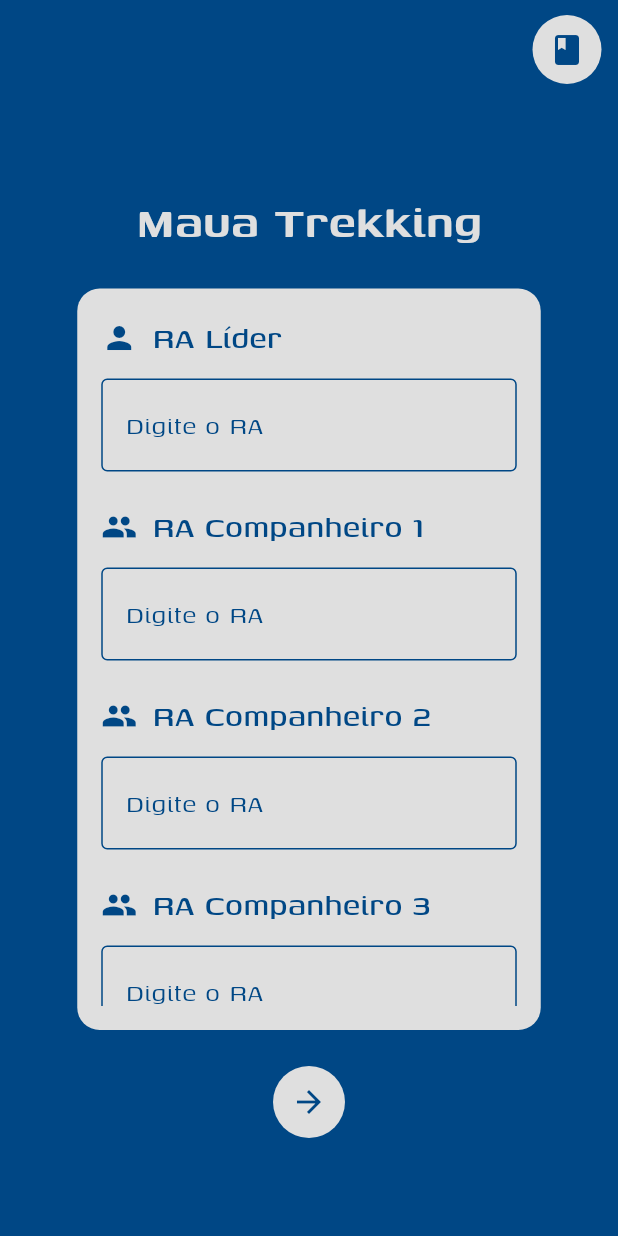
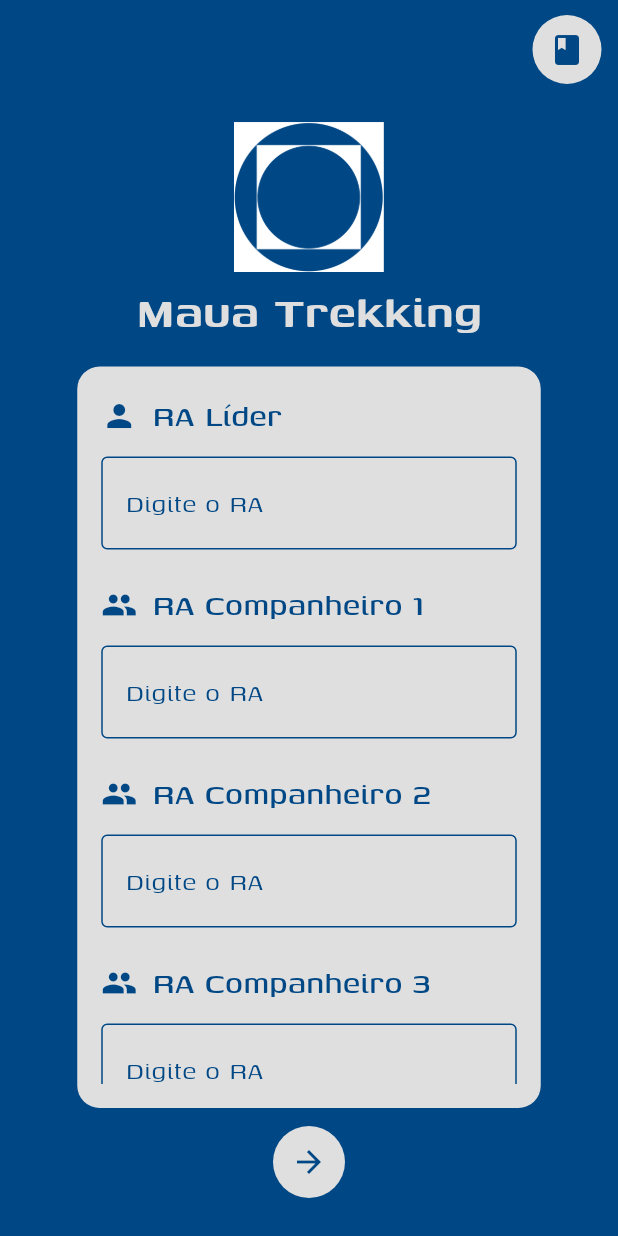
Before and after one commit to Uper05/PI-4S.MauaTrekking, a Flutter app: the screen it shows after launch, on a phone screen of 412 x 824 dp. Run offline on Flutter 3.47's test engine with Material 3 defaults, Android fonts, the phone set to English and light mode, and no system bars; our stand-ins replace app_links, cloud_firestore, firebase_core, firebase_storage; missing offline and left inert: mobile_scanner; accounts and stored records are empty.

Commit message:
Atualização da tela de Trekking e Tentativa de logo
Atualização da tela de trekking agora possuindo alinhamento  no botão de scanner e permitindo o usuário scrollar pela imagem de trekking.

Tentiva de implementação de logo porém ocorreu uma falha quen deixa o logo preto

```diff
--- a/maua_trecking_project/lib/src/mixins/controllermixin.dart
+++ b/maua_trecking_project/lib/src/mixins/controllermixin.dart
@@ -7,9 +7,9 @@ mixin class Controllermixin {
     List<String> valores = controllers.map((controller) => controller.text).toList();
 
     // Salva a equipe e armazena o ID da equipe no backend
-    await salvarEquipe(valores);
+    //await salvarEquipe(valores);
     // Salva o horário de início no backend
-    registrarHora();
+    //registrarHora();
 
     // Navega para a próxima tela
     Navigator.pushNamed(context, '/telaTrekking');
--- a/maua_trecking_project/lib/src/screens/homemobilescreen.dart
+++ b/maua_trecking_project/lib/src/screens/homemobilescreen.dart
@@ -41,7 +41,9 @@ class MobileLayoutState extends State<MobileLayout> with ListaMixin, Controllerm
         ],
       ),
       body: Center(
+        child: SingleChildScrollView(
           child: Column(mainAxisAlignment: MainAxisAlignment.center, children: [
+            SizedBox(height: 100,width: 100,child: Image.asset('images/LogoIMTBranco.png')),
             const Text("Maua Trekking",
                 style: TextStyle(
                   fontSize: 36.0,
@@ -49,7 +51,7 @@ class MobileLayoutState extends State<MobileLayout> with ListaMixin, Controllerm
                   fontVariations: [FontVariation('wght', 600.0)],
                 )),
             Padding(
-            padding: const EdgeInsets.only(top: 20.0),
+              padding: const EdgeInsets.only(top: 12.0),
               child: SizedBox(
                 width: screenWidth * 0.75,
                 height: screenHeight * 0.60,
@@ -87,7 +89,7 @@ class MobileLayoutState extends State<MobileLayout> with ListaMixin, Controllerm
               ),
             ),
             Padding(
-              padding: const EdgeInsets.only(top: 24.0),
+                padding: const EdgeInsets.only(top: 12.0),
                 child: Container(
                   decoration:
                   const BoxDecoration(
@@ -103,6 +105,7 @@ class MobileLayoutState extends State<MobileLayout> with ListaMixin, Controllerm
                 ))
           ]),
         ),
+      ),
     );
   }
 }
--- a/maua_trecking_project/lib/src/screens/teachermobilescreen.dart
+++ b/maua_trecking_project/lib/src/screens/teachermobilescreen.dart
@@ -45,9 +45,11 @@ class MobileLayoutProfessorState extends State<MobileLayoutProfessor> {
         ],
       ),
       body: Center(
+        child: SingleChildScrollView(
           child: Column(
             mainAxisAlignment: MainAxisAlignment.center,
             children: [
+              SizedBox(height: 100,width: 100,child: Image.asset('images/LogoIMTBranco.png')),
               //Título da página
               const Text(
                 "Mauá Trekking",
@@ -125,6 +127,7 @@ class MobileLayoutProfessorState extends State<MobileLayoutProfessor> {
             ],
           ),
         ),
+      ),
     );
   }
 }
```
Also changed, not shown: maua_trecking_project/lib/src/screens/camerascreen.dart (+15 -3 lines), maua_trecking_project/lib/src/screens/trekkingscreen.dart (+24 -4 lines), maua_trecking_project/pubspec.yaml (+11 -0 lines), maua_trecking_project/images/AppIcon.png (added), maua_trecking_project/images/LogoIMTBranco.png (added), maua_trecking_project/pubspec.lock, 38 other files. Lines whose indentation alone changed are shown as unchanged.
